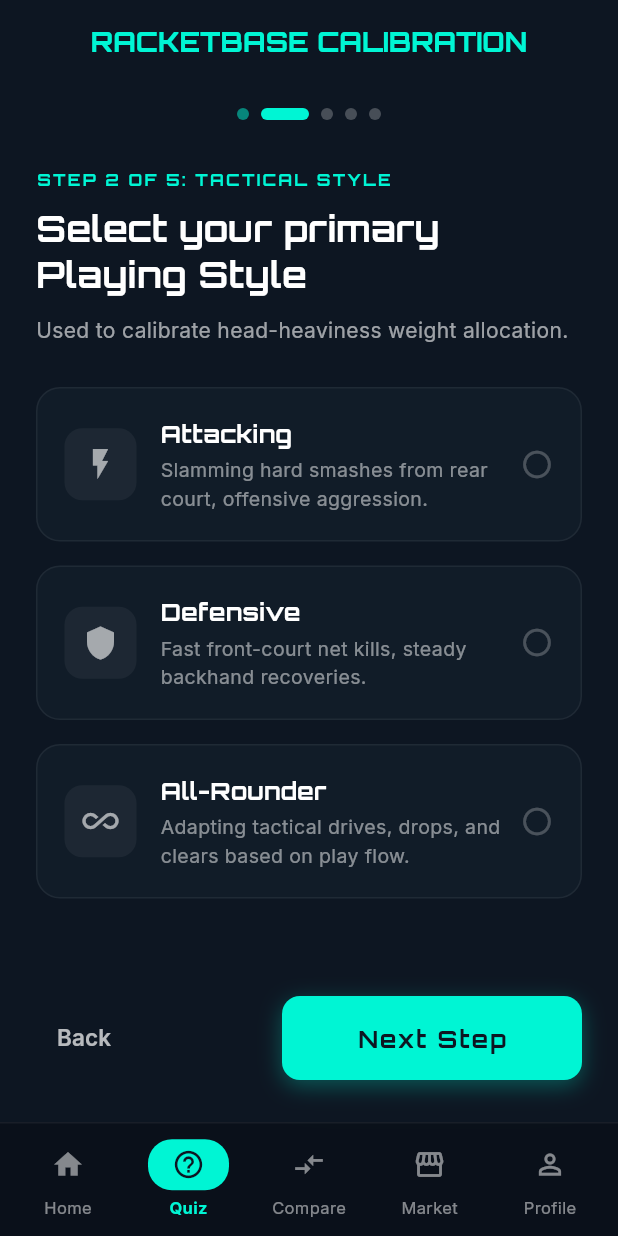
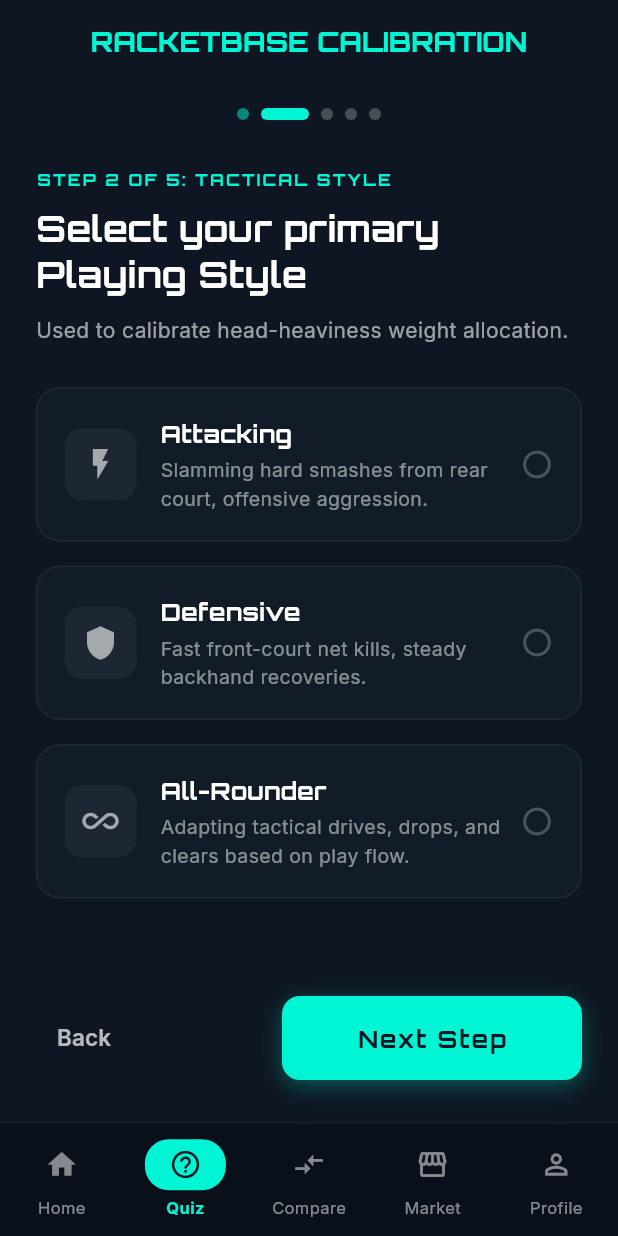
Before and after one commit to howardwhw04/cp_badminton_racket_recommender, a Flutter app: the screen it shows once a user with an empty profile is signed in, item 2 of the bottom bar chosen, after a tap on "Next Step", on a phone screen of 412 x 824 dp. Run offline on Flutter 3.47's test engine with Material 3 defaults, Android fonts, the light colour scheme and no system bars; our stand-ins replace device_preview, google_fonts, image_picker, supabase_flutter; accounts and stored records are empty; network calls fail.

Commit message:
fix: resolve bottom navigation bar and snackbar layout overflows and fix market listing update RLS issues

```diff
--- a/lib/screens/main_navigation_screen.dart
+++ b/lib/screens/main_navigation_screen.dart
@@ -94,15 +94,14 @@ class _MainNavigationScreenState extends State<MainNavigationScreen> {
   Widget _buildNavItem(int index, IconData icon, String label) {
     final isSelected = _currentIndex == index;
 
-    return GestureDetector(
+    return Expanded(
+      child: GestureDetector(
         onTap: () {
           setState(() {
             _currentIndex = index;
           });
         },
         behavior: HitTestBehavior.opaque,
-      child: SizedBox(
-        width: 70,
         child: Column(
           mainAxisSize: MainAxisSize.min,
           mainAxisAlignment: MainAxisAlignment.center,
@@ -327,7 +326,10 @@ class HomeDashboard extends StatelessWidget {
                                   ),
                                 ),
                                 const SizedBox(height: 6),
-                                Row(
+                                Wrap(
+                                  spacing: 8,
+                                  runSpacing: 4,
+                                  crossAxisAlignment: WrapCrossAlignment.center,
                                   children: [
                                     Container(
                                       padding: const EdgeInsets.symmetric(
@@ -352,7 +354,6 @@ class HomeDashboard extends StatelessWidget {
                                         ),
                                       ),
                                     ),
-                                    const SizedBox(width: 8),
                                     Text(
                                       racket.priceTier,
                                       style: TextStyle(
--- a/lib/screens/quiz_screen.dart
+++ b/lib/screens/quiz_screen.dart
@@ -65,11 +65,13 @@ class _QuizScreenState extends State<QuizScreen> {
                 children: [
                   Icon(Icons.check_circle, color: Color(0xFF00F5D4)),
                   SizedBox(width: 12),
-                  Text(
-                    "Calibration successful! Recalibrating matching engine...",
-                    style: TextStyle(
-                      color: Color(0xFF00F5D4),
-                      fontFamily: 'Inter',
+                  Expanded(
+                    child: Text(
+                      "Calibration successful! Recalibrating matching engine...",
+                      style: TextStyle(
+                        color: Color(0xFF00F5D4),
+                        fontFamily: 'Inter',
+                      ),
                     ),
                   ),
                 ],
```
Also changed, not shown: lib/providers/app_state.dart (+10 -1 lines), 1 other file. Lines whose indentation alone changed are shown as unchanged.
